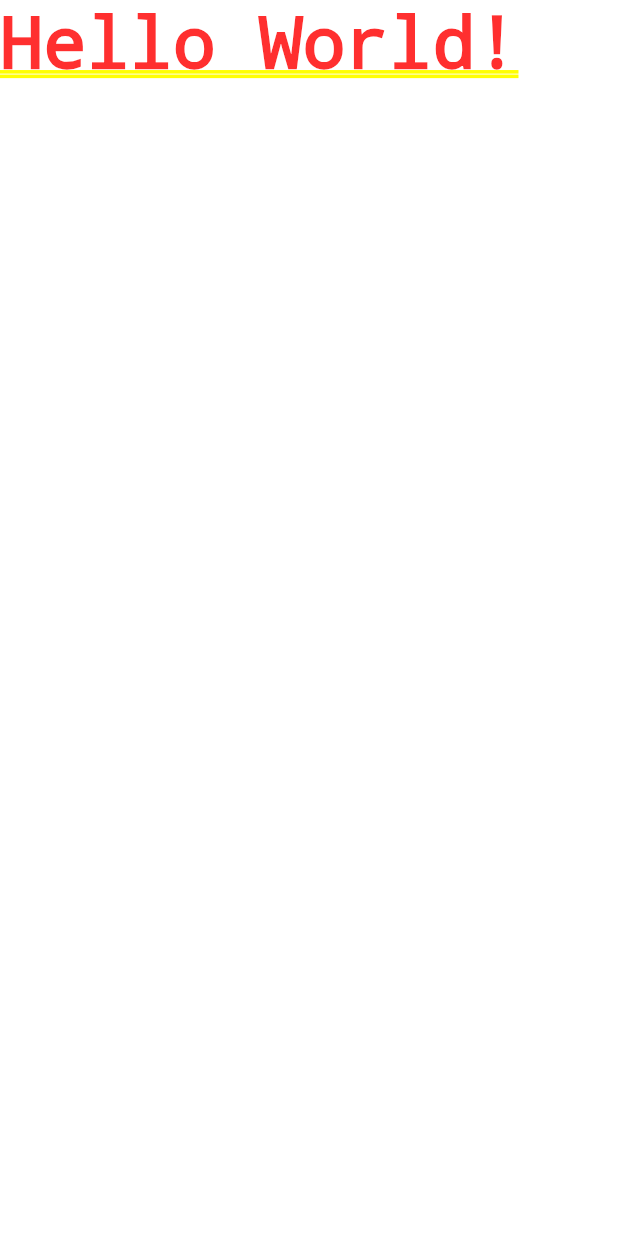
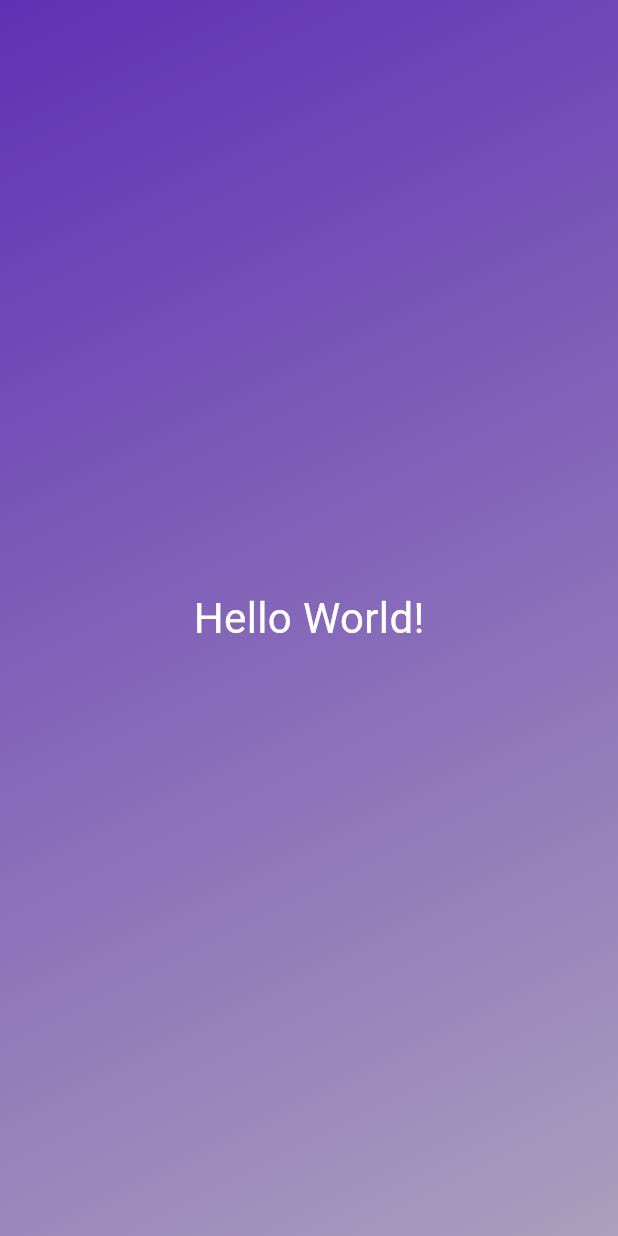
Before and after one commit to Peyno/first_app, a Flutter app: the screen it shows after launch, on a phone screen of 412 x 824 dp. Run offline on Flutter 3.47's test engine with Material 3 defaults, Android fonts, the phone set to English and light mode, and no system bars.

Commit message:
finished Video 40

```diff
--- /dev/null
+++ b/lib/gradient_container.dart
@@ -0,0 +1,25 @@
+import 'package:first_app/styled_text.dart';
+import 'package:flutter/material.dart';
+
+class GradientContainer extends StatelessWidget {
+  const GradientContainer({super.key});
+
+  @override
+  Widget build(context) {
+    return Container(
+      decoration: const BoxDecoration(
+        gradient: LinearGradient(
+          colors: [
+            Color.fromARGB(255, 97, 48, 181),
+            Color.fromARGB(255, 170, 159, 189),
+          ],
+          begin: Alignment.topLeft,
+          end: Alignment.bottomRight,
+        ),
+      ),
+      child: const Center(
+        child: StyledText()
+      ),
+    );
+  }
+}
--- a/lib/main.dart
+++ b/lib/main.dart
@@ -1,5 +1,6 @@
 import 'package:flutter/material.dart';
+import 'package:first_app/gradient_container.dart';
 
 void main() {
-  runApp(MaterialApp(home: Text('Hello World!')));
+  runApp(const MaterialApp(home: Scaffold(body: GradientContainer())));
 }
--- /dev/null
+++ b/lib/styled_text.dart
@@ -0,0 +1,13 @@
+import 'package:flutter/material.dart';
+
+class StyledText extends StatelessWidget {
+  const StyledText({super.key});
+
+  @override
+  Widget build(context) {
+    return const Text(
+      'Hello World!',
+      style: TextStyle(color: Colors.white, fontSize: 28),
+    );
+  }
+}
```
